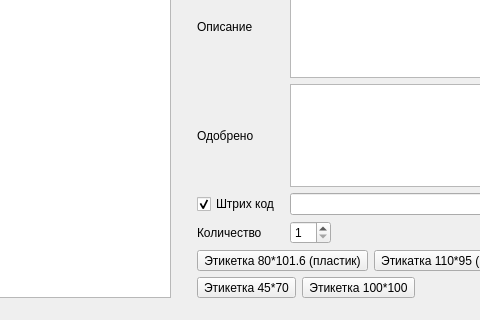
Qt form mainwindow.ui (Sergeyego/label_tspl) before a commit; both pictures show x 268 to 748 and y 430 to 750 of the 1000 by 750 pixel window.
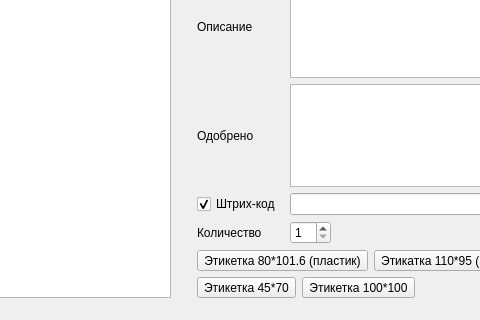
The same form after that commit.

```diff
--- a/mainwindow.ui
+++ b/mainwindow.ui
@@ -182,7 +182,7 @@
           <item row="14" column="0" colspan="2">
            <widget class="QCheckBox" name="checkBoxEan">
             <property name="text">
-             <string>Штрих код</string>
+             <string>Штрих-код</string>
             </property>
             <property name="checked">
              <bool>true</bool>
```
